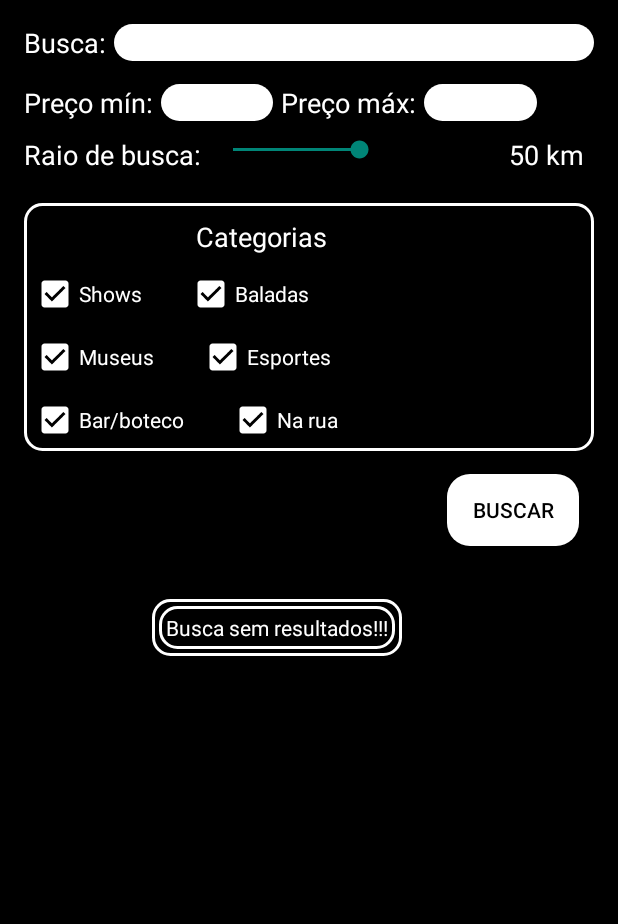
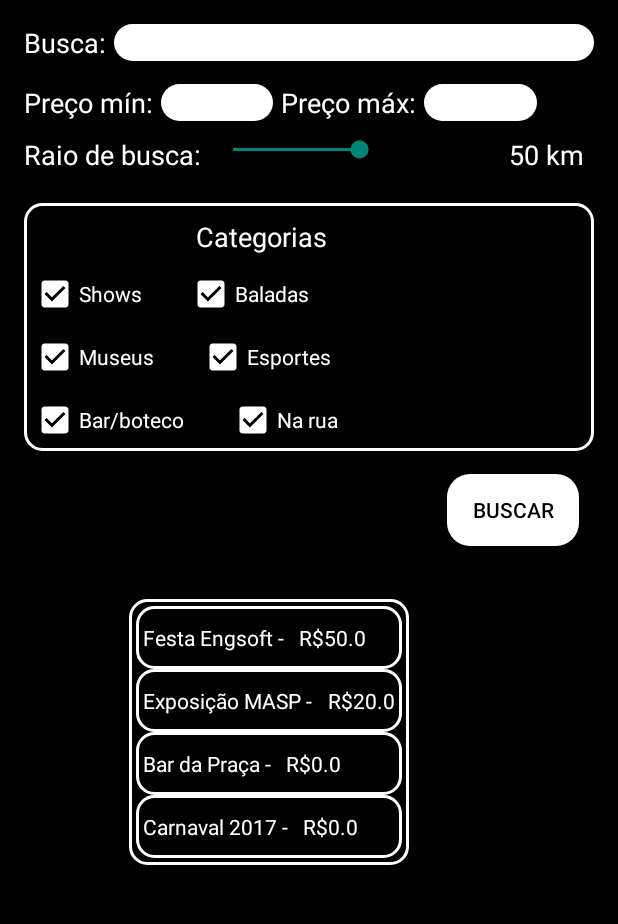
Before and after one commit to cecerhcp/qualorole, an Android app: the screen it shows after launch (SearchEventActivity), after a tap on "BUSCAR", on a phone screen of 412 x 824 dp, the part 84-1008 px from its top. Run offline under Robolectric (Android 15) with nearby library versions, the phone set to English and light mode, and no system bars.

Commit message:
added unit tests, changed project and fixed bugs

```diff
--- a/app/build.gradle
+++ b/app/build.gradle
@@ -10,6 +10,7 @@ android {
         targetSdkVersion 23
         versionCode 1
         versionName "1.0"
+
     }
     buildTypes {
         release {
--- a/app/src/main/java/engsoft/projects/role/activities/SearchEventActivity.java
+++ b/app/src/main/java/engsoft/projects/role/activities/SearchEventActivity.java
@@ -1,3 +1,4 @@
+
 package engsoft.projects.role.activities;
 
 import android.graphics.Color;
@@ -31,6 +32,7 @@ public class SearchEventActivity extends AppCompatActivity {
 
     public static int CATEGORIES = 6;
     public static double MAXPRICE = 1000000d;
+    public static int MAXDIST = 1000000;
 
     public EditText mMinPrice;
     public EditText mMaxPrice;
@@ -91,7 +93,7 @@ public class SearchEventActivity extends AppCompatActivity {
                 String searchString = mSearch.getText().toString();
                 String minPrice = mMinPrice.getText().toString();
                 String maxPrice = mMaxPrice.getText().toString();
-                Integer radius = mSeekBar.getProgress();
+                Integer radius = mSeekBar.getProgress() == 100 ? MAXDIST : mSeekBar.getProgress();
 
                 List<Category> categories = myPresenter.getCategoriesFromCheckBoxes();
 
@@ -121,6 +123,7 @@ public class SearchEventActivity extends AppCompatActivity {
             public void onProgressChanged(SeekBar seekBar, int progress, boolean fromUser) {
 
                 mRadius.setText(Integer.toString(progress) + "km");
+                if (progress == 100) mRadius.setText("Sem limites");
 
             }
         });
@@ -128,7 +131,6 @@ public class SearchEventActivity extends AppCompatActivity {
     }
 
     public void loadResults(List<Event> results) {
-        Log.d("loadResults", "entered!");
         if (mScrollLayout.getVisibility() == View.INVISIBLE) {
             mScrollLayout.setVisibility(View.VISIBLE);
             mScrollView.setVisibility(View.VISIBLE);
@@ -137,11 +139,12 @@ public class SearchEventActivity extends AppCompatActivity {
         mScrollLayout.removeAllViews();
         for (Event event : results) {
             LinearLayout layout = new LinearLayout(this);
+            layout.setBackground(getResources().getDrawable(R.drawable.roundedborderlayout));
             layout.setOrientation(LinearLayout.HORIZONTAL);
             TextView eventName = new TextView(this);
             eventName.setText(event.getName() + " - ");
             eventName.setTextColor(Color.WHITE);
-            eventName.setPadding(0, 0, 10, 0);
+            eventName.setPadding(0, 10, 10, 10);
             TextView eventPrice = new TextView(this);
             eventPrice.setText("R$" + Double.toString(event.getEntrancePrice()));
             eventPrice.setTextColor(Color.WHITE);
--- a/app/src/main/java/engsoft/projects/role/models/Category.java
+++ b/app/src/main/java/engsoft/projects/role/models/Category.java
@@ -1,3 +1,4 @@
+
 package engsoft.projects.role.models;
 
 import java.util.ArrayList;
--- a/app/src/main/java/engsoft/projects/role/models/Event.java
+++ b/app/src/main/java/engsoft/projects/role/models/Event.java
@@ -1,3 +1,4 @@
+
 package engsoft.projects.role.models;
 
 import java.util.ArrayList;
--- a/app/src/main/java/engsoft/projects/role/models/Location.java
+++ b/app/src/main/java/engsoft/projects/role/models/Location.java
@@ -1,3 +1,4 @@
+
 package engsoft.projects.role.models;
 
 
--- a/app/src/main/java/engsoft/projects/role/util/MockDatabase.java
+++ b/app/src/main/java/engsoft/projects/role/util/MockDatabase.java
@@ -1,3 +1,4 @@
+
 package engsoft.projects.role.util;
 
 import java.util.ArrayList;
@@ -18,14 +19,26 @@ public class MockDatabase {
         this.events = new ArrayList<>();
         this.locations = new ArrayList<>();
 
-        Location testLocation = new Location("Brazil", "Sao Paulo", "Santo Andre", "Rua Carinas", "218",
+        Location testLocation1 = new Location("Brazil", "Sao Paulo", "Santo Andre", "Rua Carinas", "218",
                 "09185510", 5d, 2, -23d, -46d);
-        this.addLocation(testLocation);
-        Event testEvent = new Event("Festa Engsoft", 50d, testLocation);
-        testEvent.addCategory(new Category("narua"));
-        this.addEvent(testEvent);
-
-
+        Location testLocation2 = new Location("Brazil", "Sao Paulo", "Santo Andre", "Rua Carinas", "218",
+                "09185510", 5d, 2, -23d, -50d);
+        this.addLocation(testLocation1);
+        Event testEvent1 = new Event("Festa Engsoft", 50d, testLocation1);
+        Event testEvent2 = new Event("Foo Fighters 2017", 250d, testLocation2);
+        Event testEvent3 = new Event("Exposição MASP", 20d, testLocation1);
+        Event testEvent4 = new Event("Bar da Praça", 0d, testLocation1);
+        Event testEvent5 = new Event("Carnaval 2017", 0d, testLocation1);
+        testEvent1.addCategory(new Category("narua"));
+        testEvent4.addCategory(new Category("botecos"));
+        testEvent5.addCategory(new Category("narua"));
+        testEvent2.addCategory(new Category("shows"));
+        testEvent3.addCategory(new Category("museus"));
+        this.addEvent(testEvent1);
+        this.addEvent(testEvent2);
+        this.addEvent(testEvent3);
+        this.addEvent(testEvent4);
+        this.addEvent(testEvent5);
     }
 
     public void addCategory(Category category) {
--- a/app/src/main/java/engsoft/projects/role/util/MockUserLocation.java
+++ b/app/src/main/java/engsoft/projects/role/util/MockUserLocation.java
@@ -1,3 +1,4 @@
+
 package engsoft.projects.role.util;
 
 public class MockUserLocation {
--- a/app/src/main/res/layout/activity_search_event.xml
+++ b/app/src/main/res/layout/activity_search_event.xml
@@ -249,7 +249,7 @@
             android:layout_width="wrap_content"
             android:layout_height="wrap_content"
             android:id="@+id/scrollView"
-            android:layout_marginLeft="85dp"
+            android:layout_marginLeft="70dp"
             android:visibility="invisible"
             android:background="@drawable/roundedborderlayout"
             android:layout_marginTop="20dp">
@@ -259,7 +259,6 @@
                 android:layout_width="match_parent"
                 android:layout_height="match_parent"
                 android:id="@+id/scrollLayout"
-                android:background="@drawable/roundedborderlayout"
                 android:visibility="invisible">
 
             </LinearLayout>
--- a/build.gradle
+++ b/build.gradle
@@ -5,7 +5,7 @@ buildscript {
         jcenter()
     }
     dependencies {
-        classpath 'com.android.tools.build:gradle:1.3.0'
+        classpath 'com.android.tools.build:gradle:2.2.0'
 
         // NOTE: Do not place your application dependencies here; they belong
         // in the individual module build.gradle files
```
Also changed, not shown: app/src/main/java/engsoft/projects/role/presenters/SearchEventPresenter.java (+16 -11 lines), gradle/wrapper/gradle-wrapper.properties, 2 other files.
